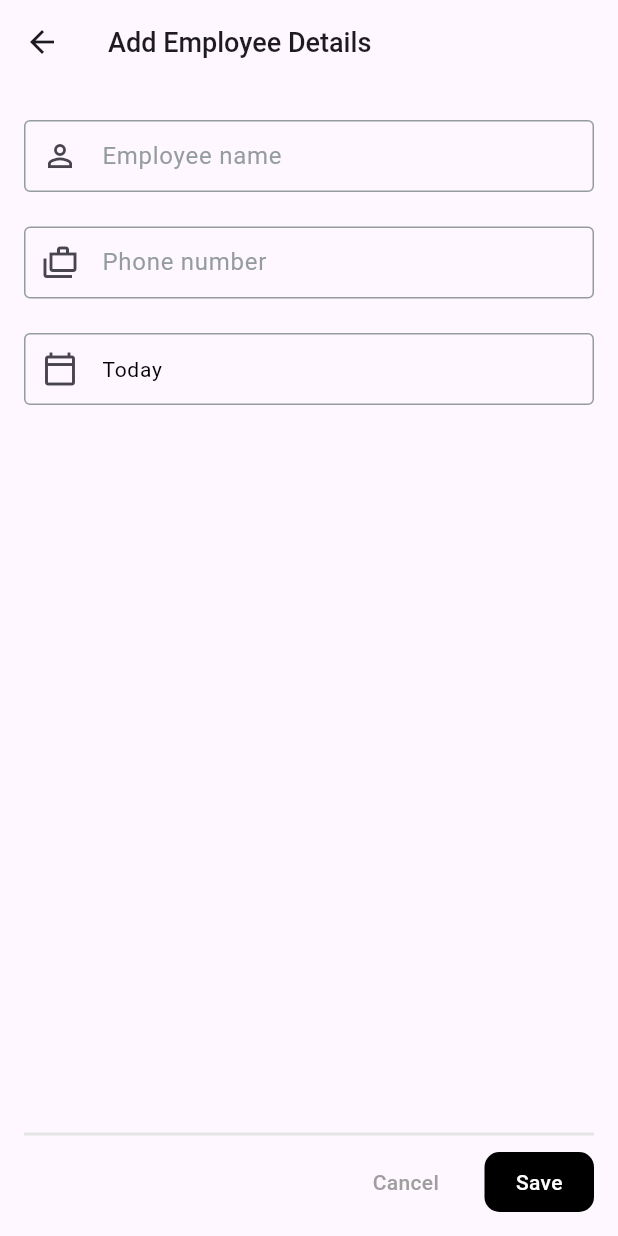
After one commit to Harikrishna-Manoj/maninfini_assignment, a Flutter app: the screen it shows after launch, after a tap on the "add" icon, on a phone screen of 412 x 824 dp. The commit adds this screen. Run offline on Flutter 3.47's test engine with Material 3 defaults, Android fonts, the phone set to English and light mode, and no system bars; our stand-ins replace flutter_bloc.

Commit message:
employee data adding page completed

```diff
--- /dev/null
+++ b/lib/core/constant/constant.dart
@@ -0,0 +1,39 @@
+// ignore_for_file: constant_identifier_names
+
+import 'package:flutter/material.dart';
+
+const Color blueColor = Color.fromRGBO(29, 161, 242, 1);
+
+const Color containerGreyColor = Color.fromRGBO(242, 242, 242, 1);
+const Color dividerGreyColor = Color.fromRGBO(229, 229, 229, 1);
+const Color calendarDividerGreyColor = Color.fromRGBO(181, 181, 181, 1);
+
+const Color detailsTextGreyColor = Color.fromRGBO(148, 156, 158, 1);
+const Color lightButtonBlue = Color.fromRGBO(237, 248, 255, 1);
+const Color calendarLightButtonBlue = Color.fromRGBO(181, 225, 252, 1);
+const Color whiteColor = Colors.white;
+ThemeData appThemeData = ThemeData(
+    colorScheme: ColorScheme.fromSwatch(
+        primarySwatch: Colors.blue, backgroundColor: Colors.white));
+
+List<String> jobRoleConstant = [
+  "Product Designer",
+  "Flutter Developer",
+  "QA Tester",
+  "Product Owner"
+];
+
+Map<int, String> monthMap = {
+  1: 'Jan',
+  2: 'Feb',
+  3: 'Mar',
+  4: 'Apr',
+  5: 'May',
+  6: 'Jun',
+  7: 'Jul',
+  8: 'Aug',
+  9: 'Sep',
+  10: 'Oct',
+  11: 'Nov',
+  12: 'Dec',
+};
--- a/lib/main.dart
+++ b/lib/main.dart
@@ -1,15 +1,16 @@
 import 'package:flutter/material.dart';
 import 'package:flutter_bloc/flutter_bloc.dart';
 import 'package:maninfini_task/application/employee_bloc/employee_bloc.dart';
-import 'package:maninfini_task/presentation/screens/employee_datatable_screen/employee_screen.dart';
+import 'package:maninfini_task/presentation/screens/page_datatable/screen_employeedata.dart';
 
 void main() {
   runApp(const MyApp());
 }
 
+final GlobalKey<NavigatorState> navigatorKey = GlobalKey<NavigatorState>();
+
 class MyApp extends StatelessWidget {
   const MyApp({super.key});
-
   @override
   Widget build(BuildContext context) {
     return MultiBlocProvider(
@@ -19,6 +20,7 @@ class MyApp extends StatelessWidget {
           )
         ],
         child: MaterialApp(
+          navigatorKey: navigatorKey,
           title: 'Employee Data',
           debugShowCheckedModeBanner: false,
           theme: ThemeData(
--- /dev/null
+++ b/lib/presentation/screens/page_add_employee/screen_add_employee.dart
@@ -0,0 +1,92 @@
+import 'package:flutter/material.dart';
+import 'package:maninfini_task/core/constant/constant.dart';
+import 'package:maninfini_task/presentation/screens/page_add_employee/widget/add_employee.dart';
+
+class ScreenAddEmployee extends StatelessWidget {
+  const ScreenAddEmployee({super.key});
+
+  @override
+  Widget build(BuildContext context) {
+    Size size = MediaQuery.sizeOf(context);
+    TextEditingController employeeNameController = TextEditingController();
+    TextEditingController employeeNumberController = TextEditingController();
+    TextEditingController joinDateController = TextEditingController();
+
+    GlobalKey<FormState> formKey1 = GlobalKey<FormState>();
+    GlobalKey<FormState> formKey2 = GlobalKey<FormState>();
+
+    return Scaffold(
+      appBar: AppBar(
+        title: const Text(
+          "Add Employee Details",
+          style: TextStyle(fontSize: 18, fontWeight: FontWeight.w500),
+        ),
+      ),
+      body: SafeArea(
+        child: Padding(
+          padding: const EdgeInsets.only(right: 16, top: 24, left: 16),
+          child: Column(
+            children: [
+              DataTextField(
+                formKey: formKey1,
+                hintString: "Employee name",
+                textFieldPrefixIcon: const Icon(Icons.person_outline),
+                controller: employeeNameController,
+                isNumberField: false,
+              ),
+              const SizedBox(
+                height: 23,
+              ),
+              DataTextField(
+                  isNumberField: true,
+                  formKey: formKey2,
+                  hintString: "Phone number",
+                  textFieldPrefixIcon: const Icon(Icons.cases_outlined),
+                  controller: employeeNumberController),
+              const SizedBox(
+                height: 23,
+              ),
+              DatePickeCalendar(
+                joinDateController: joinDateController,
+                size: size,
+              ),
+              const Spacer(),
+              const Divider(
+                color: dividerGreyColor,
+                thickness: 2,
+              ),
+              const SizedBox(
+                height: 60,
+              )
+            ],
+          ),
+        ),
+      ),
+      floatingActionButton: Row(
+        mainAxisAlignment: MainAxisAlignment.end,
+        children: [
+          CustomButton(
+              isSaveButton: false,
+              formKey1: formKey1,
+              formKey2: formKey2,
+              text: "Cancel",
+              buttonColor: Colors.transparent,
+              textColor: Colors.grey),
+          const SizedBox(
+            width: 16,
+          ),
+          CustomButton(
+              nameController: employeeNameController,
+              phoneController: employeeNumberController,
+              joinDateController: joinDateController,
+              isSaveButton: true,
+              formKey1: formKey1,
+              formKey2: formKey2,
+              text: "Save",
+              buttonColor: Colors.black,
+              textColor: Colors.white),
+        ],
+      ),
+    );
+  }
+}
--- /dev/null
+++ b/lib/presentation/screens/page_add_employee/widget/add_employee.dart
@@ -0,0 +1,190 @@
+// ignore_for_file: prefer_final_fields
+
+import 'package:flutter/material.dart';
+import 'package:flutter/services.dart';
+import 'package:intl/intl.dart';
+import 'package:maninfini_task/core/constant/constant.dart';
+
+class DataTextField extends StatelessWidget {
+  const DataTextField({
+    super.key,
+    required this.hintString,
+    required this.textFieldPrefixIcon,
+    required this.controller,
+    required this.formKey,
+    required this.isNumberField,
+  });
+  final String hintString;
+  final bool isNumberField;
+  final Icon textFieldPrefixIcon;
+  final TextEditingController controller;
+  final GlobalKey<FormState> formKey;
+
+  @override
+  Widget build(BuildContext context) {
+    return Form(
+      key: formKey,
+      child: TextFormField(
+        controller: controller,
+        keyboardType: isNumberField ? TextInputType.phone : TextInputType.name,
+        inputFormatters: [
+          FilteringTextInputFormatter.allow(RegExp("[a-z A-Z.]")),
+        ],
+        validator: (value) {
+          if (value == null || value.isEmpty) {
+            return "This field should not be empty";
+          } else {
+            return null;
+          }
+        },
+        decoration: InputDecoration(
+          prefixIcon: textFieldPrefixIcon,
+          hintText: hintString,
+          hintStyle: const TextStyle(fontSize: 16, color: detailsTextGreyColor),
+          contentPadding: const EdgeInsets.all(8),
+          focusedBorder: const OutlineInputBorder(
+              borderSide: BorderSide(color: detailsTextGreyColor)),
+          border: const OutlineInputBorder(
+            borderSide: BorderSide(width: 1.0),
+            borderRadius: BorderRadius.all(Radius.circular(4.0)),
+          ),
+          enabledBorder: const OutlineInputBorder(
+            borderSide: BorderSide(color: detailsTextGreyColor, width: 1.0),
+            borderRadius: BorderRadius.all(Radius.circular(4.0)),
+          ),
+        ),
+      ),
+    );
+  }
+}
+
+class DatePickeCalendar extends StatelessWidget {
+  const DatePickeCalendar({
+    super.key,
+    required this.size,
+    required this.joinDateController,
+  });
+
+  final Size size;
+  final TextEditingController joinDateController;
+  @override
+  Widget build(BuildContext context) {
+    return TextField(
+      controller: joinDateController,
+      readOnly: true,
+      onTap: () async {
+        DateTime? pickedDate = await showDatePicker(
+          context: context,
+          firstDate: DateTime(2000),
+          lastDate: DateTime(2050),
+        );
+        if (pickedDate != null) {
+          joinDateController.text =
+              DateFormat('dd LLL yyyy').format(pickedDate);
+        }
+      },
+      decoration: const InputDecoration(
+        prefixIcon: Icon(
+          Icons.calendar_today_outlined,
+        ),
+        hintText: "Today",
+        hintStyle: TextStyle(fontSize: 14, color: Colors.black),
+        focusedBorder: OutlineInputBorder(
+            borderSide: BorderSide(color: detailsTextGreyColor)),
+        contentPadding: EdgeInsets.all(8),
+        border: OutlineInputBorder(
+          borderSide: BorderSide(width: 0),
+          borderRadius: BorderRadius.all(Radius.circular(4.0)),
+        ),
+        enabledBorder: OutlineInputBorder(
+          borderSide: BorderSide(color: detailsTextGreyColor, width: 1.0),
+          borderRadius: BorderRadius.all(Radius.circular(4.0)),
+        ),
+      ),
+    );
+  }
+}
+
+class CustomButton extends StatelessWidget {
+  const CustomButton({
+    super.key,
+    required this.text,
+    required this.buttonColor,
+    required this.textColor,
+    this.formKey1,
+    this.formKey2,
+    required this.isSaveButton,
+    this.nameController,
+    this.phoneController,
+    this.joinDateController,
+  });
+  final String text;
+  final Color buttonColor;
+  final Color textColor;
+  final GlobalKey<FormState>? formKey1;
+  final GlobalKey<FormState>? formKey2;
+  final bool isSaveButton;
+
+  final TextEditingController? nameController;
+  final TextEditingController? phoneController;
+  final TextEditingController? joinDateController;
+  @override
+  Widget build(BuildContext context) {
+    return Container(
+      height: 40,
+      width: 73,
+      decoration: BoxDecoration(
+        color: buttonColor,
+        borderRadius: const BorderRadius.all(Radius.circular(10)),
+      ),
+      child: InkWell(
+        onTap: () {
+          if (isSaveButton) {
+            //   if (formKey1!.currentState!.validate() &&
+            //       formKey2!.currentState!.validate()) {
+            //     EmployeeModelData data = EmployeeModelData(
+            //         employeeName: nameController?.text.trim() ?? "",
+            //         role: roleController?.text.trim() ?? "",
+            //         joinDate: joinDateController?.text.trim() == ""
+            //             ? DateFormat('d LLL yyyy').format(DateTime.now())
+            //             : joinDateController?.text.trim(),
+            //         resignDate: resignDateController?.text.trim() == ""
+            //             ? "No date"
+            //             : resignDateController?.text.trim());
+            //     context
+            //         .read<AddEmployeeBloc>()
+            //         .add(AddEmployeeEvent.addEmployee(data));
+            //     ScaffoldMessenger.of(context).showSnackBar(const SnackBar(
+            //         content: Text(
+            //           "Added",
+            //           style: TextStyle(color: blueColor),
+            //         ),
+            //         dismissDirection: DismissDirection.down,
+            //         backgroundColor: lightButtonBlue));
+            //     Navigator.pushReplacement(
+            //         context,
+            //         MaterialPageRoute(
+            //           builder: (context) => const ScreenHome(),
+            //         ));
+            //     context
+            //         .read<EmployeeListHomeBloc>()
+            //         .add(const FetchEmployeesEvent());
+            //   }
+            // } else {
+            //   Navigator.pushReplacement(
+            //       context,
+            //       MaterialPageRoute(
+            //         builder: (context) => const ScreenHome(),
+            //       ));
+          }
+        },
+        child: Center(
+          child: Text(
+            text,
+            style: TextStyle(color: textColor, fontWeight: FontWeight.w500),
+          ),
+        ),
+      ),
+    );
+  }
+}
--- a/lib/presentation/screens/employee_datatable_screen/employee_screen.dart
+++ b/lib/presentation/screens/page_datatable/screen_employeedata.dart
@@ -1,7 +1,10 @@
 import 'package:flutter/material.dart';
 import 'package:flutter_bloc/flutter_bloc.dart';
 import 'package:maninfini_task/application/employee_bloc/employee_bloc.dart';
+import 'package:maninfini_task/core/constant/constant.dart';
 import 'package:maninfini_task/core/debounce/debounce.dart';
+import 'package:maninfini_task/main.dart';
+import 'package:maninfini_task/presentation/screens/page_add_employee/screen_add_employee.dart';
 import 'package:maninfini_task/presentation/widgets/custom_search_widget.dart';
 import 'package:maninfini_task/presentation/widgets/data_table_widget.dart';
 
@@ -91,8 +94,13 @@ class EmployeeDataScreen extends StatelessWidget {
         ),
       ),
       floatingActionButton: FloatingActionButton(
-        onPressed: () {},
-        child: const Icon(Icons.add),
+        backgroundColor: Colors.black,
+        onPressed: () {
+          navigatorKey.currentState!.push(MaterialPageRoute(
+            builder: (context) => const ScreenAddEmployee(),
+          ));
+        },
+        child: const Icon(Icons.add, color: whiteColor),
       ),
     );
   }
--- a/lib/presentation/widgets/custom_search_widget.dart
+++ b/lib/presentation/widgets/custom_search_widget.dart
@@ -30,11 +30,11 @@ class _CustomSearchFieldState extends State<CustomSearchField> {
               contentPadding: EdgeInsets.only(bottom: 35, left: 15),
               prefixIcon: Icon(Icons.search),
               enabledBorder: OutlineInputBorder(
-                borderRadius: BorderRadius.all(Radius.circular(15)),
+                borderRadius: BorderRadius.all(Radius.circular(4)),
                 borderSide: BorderSide(color: Colors.grey),
               ),
               focusedBorder: OutlineInputBorder(
-                borderRadius: BorderRadius.all(Radius.circular(15)),
+                borderRadius: BorderRadius.all(Radius.circular(4)),
                 borderSide: BorderSide(color: Colors.grey),
               ),
               hintText: 'Enter for filter',
--- a/lib/presentation/widgets/data_table_widget.dart
+++ b/lib/presentation/widgets/data_table_widget.dart
@@ -34,7 +34,7 @@ DataRow recentFileDataRow(var data) {
     cells: [
       DataCell(Text(data.name ?? "Name")),
       DataCell(Text(data.phone.toString())),
-      DataCell(Text(DateFormat("yyyy-MM-dd").format(data.joinDate))),
+      DataCell(Text(DateFormat("dd LLL yyyy").format(data.joinDate))),
     ],
   );
 }
--- a/lib/service/employee_service/employee_service.dart
+++ b/lib/service/employee_service/employee_service.dart
@@ -3,20 +3,13 @@ import 'package:maninfini_task/core/model/model.dart';
 class EmployeeDataService {
   List<Data> onSorting(int columnIndex, bool ascending) {
     if (columnIndex == 0) {
-      if (ascending) {
-        myData.sort((a, b) => a.name!.compareTo(b.name!));
-      } else {
-        myData.sort((a, b) => b.name!.compareTo(a.name!));
-      }
+      ascending
+          ? myData.sort((a, b) => a.name!.compareTo(b.name!))
+          : myData.sort((a, b) => b.name!.compareTo(a.name!));
     } else if (columnIndex == 2) {
-      if (ascending) {
-        print("caled");
-        print(ascending);
-        myData.sort((a, b) => a.joinDate!.compareTo(b.joinDate!));
-      } else {
-        print("caled2");
-        myData.sort((a, b) => b.joinDate!.compareTo(a.joinDate!));
-      }
+      ascending
+          ? myData.sort((a, b) => a.joinDate!.compareTo(b.joinDate!))
+          : myData.sort((a, b) => b.joinDate!.compareTo(a.joinDate!));
     }
     return myData;
   }
```
